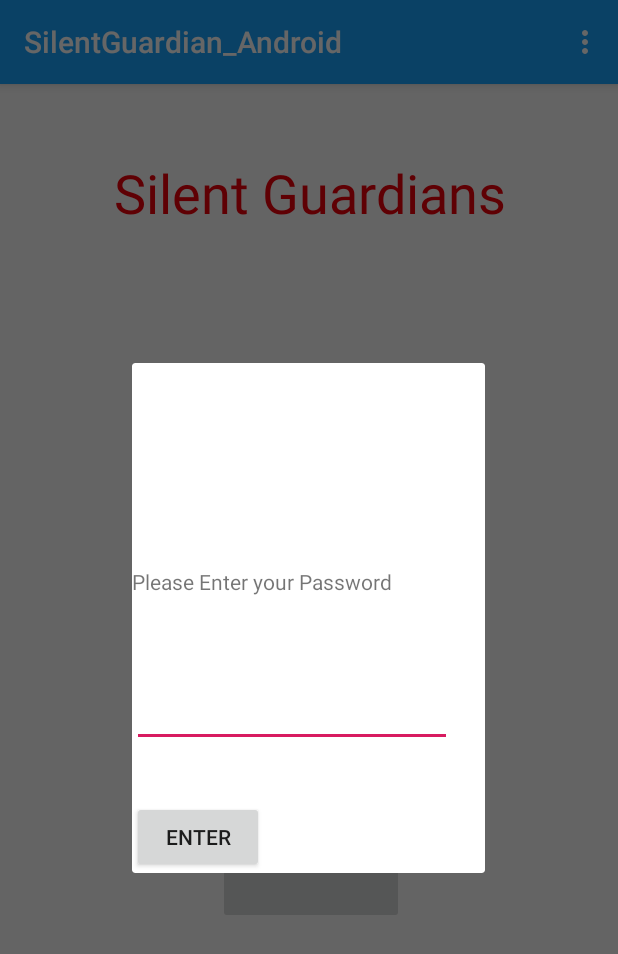
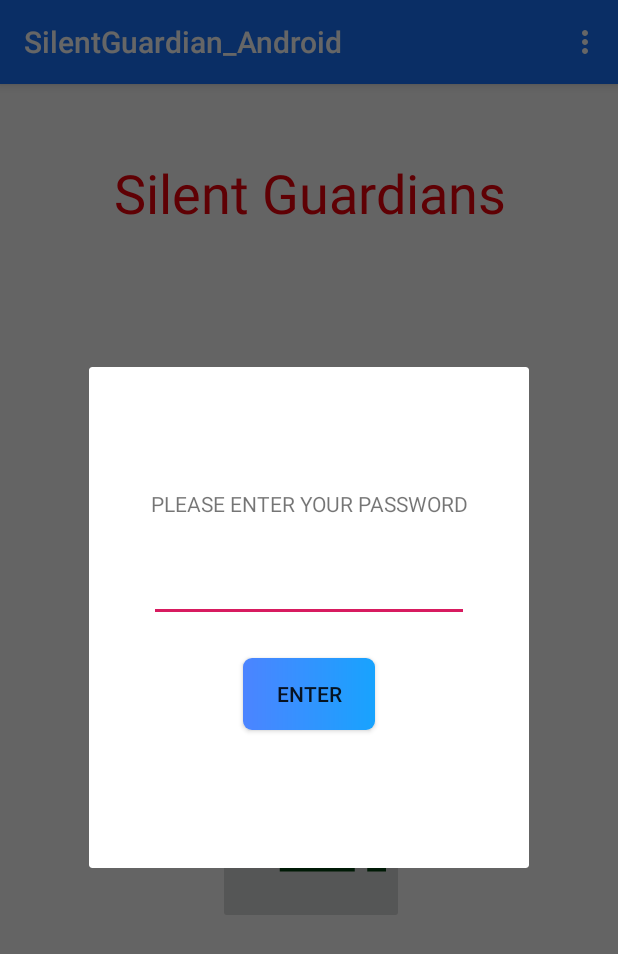
Before and after one commit to EwanMcNeil/SilentGuardian_Android, an Android app: the fragment InsertPasswordCheckFragment placed in its activity, on a phone screen of 412 x 824 dp. Shown: the top 954 px of the screen. Run offline under Robolectric (Android 15) with nearby library versions, the light colour scheme and no system bars.

```diff
--- a/app/src/main/AndroidManifest.xml
+++ b/app/src/main/AndroidManifest.xml
@@ -38,7 +38,7 @@
                 <category android:name="android.intent.category.LAUNCHER" />
             </intent-filter>
 
-            />
+
         </activity>
 
 
--- a/app/src/main/res/layout/fragment_check_login_credentials.xml
+++ b/app/src/main/res/layout/fragment_check_login_credentials.xml
@@ -4,15 +4,19 @@
     xmlns:tools="http://schemas.android.com/tools"
     android:layout_width="match_parent"
     android:layout_height="match_parent"
+    android:padding="40dp"
     android:orientation="vertical">
 
     <EditText
         android:id="@+id/editPasswordCheck"
         android:layout_width="wrap_content"
         android:layout_height="wrap_content"
-        android:layout_marginTop="17dp"
+        android:layout_marginTop="24dp"
+        android:layout_marginBottom="24dp"
         android:ems="10"
         android:inputType="textPassword"
+        app:layout_constraintBottom_toTopOf="@+id/enterPasswordButton"
+        app:layout_constraintEnd_toEndOf="@+id/titleView"
         app:layout_constraintStart_toStartOf="@+id/titleView"
         app:layout_constraintTop_toBottomOf="@+id/titleView" />
 
@@ -22,18 +26,42 @@
         android:layout_height="wrap_content"
         android:layout_centerHorizontal="true"
         android:layout_centerVertical="true"
-        android:layout_marginTop="292dp"
+        android:background="@drawable/btn_gradient_style"
         android:text="Enter"
-        app:layout_constraintTop_toTopOf="parent"
-        tools:layout_editor_absoluteX="213dp" />
+        app:layout_constraintBottom_toTopOf="@+id/guideline23"
+        app:layout_constraintEnd_toStartOf="@+id/guideline24"
+        app:layout_constraintStart_toStartOf="@+id/guideline24"
+        app:layout_constraintTop_toTopOf="@+id/guideline23" />
 
     <TextView
         android:id="@+id/titleView"
-        android:layout_width="235dp"
-        android:layout_height="57dp"
-        android:layout_marginTop="136dp"
+        android:layout_width="wrap_content"
+        android:layout_height="wrap_content"
         android:text="Please Enter your Password"
-        app:layout_constraintEnd_toEndOf="parent"
-        app:layout_constraintStart_toStartOf="parent"
-        app:layout_constraintTop_toTopOf="parent" />
+        android:textAllCaps="true"
+        app:layout_constraintBottom_toTopOf="@+id/guideline22"
+        app:layout_constraintEnd_toStartOf="@+id/guideline24"
+        app:layout_constraintStart_toStartOf="@+id/guideline24"
+        app:layout_constraintTop_toTopOf="@+id/guideline22" />
+
+    <androidx.constraintlayout.widget.Guideline
+        android:id="@+id/guideline22"
+        android:layout_width="wrap_content"
+        android:layout_height="wrap_content"
+        android:orientation="horizontal"
+        app:layout_constraintGuide_percent="0.2" />
+
+    <androidx.constraintlayout.widget.Guideline
+        android:id="@+id/guideline23"
+        android:layout_width="wrap_content"
+        android:layout_height="wrap_content"
+        android:orientation="horizontal"
+        app:layout_constraintGuide_percent="0.7" />
+
+    <androidx.constraintlayout.widget.Guideline
+        android:id="@+id/guideline24"
+        android:layout_width="wrap_content"
+        android:layout_height="wrap_content"
+        android:orientation="vertical"
+        app:layout_constraintGuide_percent="0.5" />
 </androidx.constraintlayout.widget.ConstraintLayout>
--- a/app/src/main/res/values/colors.xml
+++ b/app/src/main/res/values/colors.xml
@@ -1,6 +1,6 @@
 <?xml version="1.0" encoding="utf-8"?>
 <resources>
-    <color name="colorPrimary">#18a3fe</color>
+    <color name="colorPrimary">#1874FE</color>
     <color name="colorPrimaryDark">#4c84ff</color>
     <color name="colorAccent">#D81B60</color>
 
```
Also changed, not shown: app/src/main/java/com/example/silentguardian_android/ThresholdSettingActivity.java (+30 -10 lines), app/src/main/res/layout/activity_threshold_setting.xml (+20 -11 lines).
